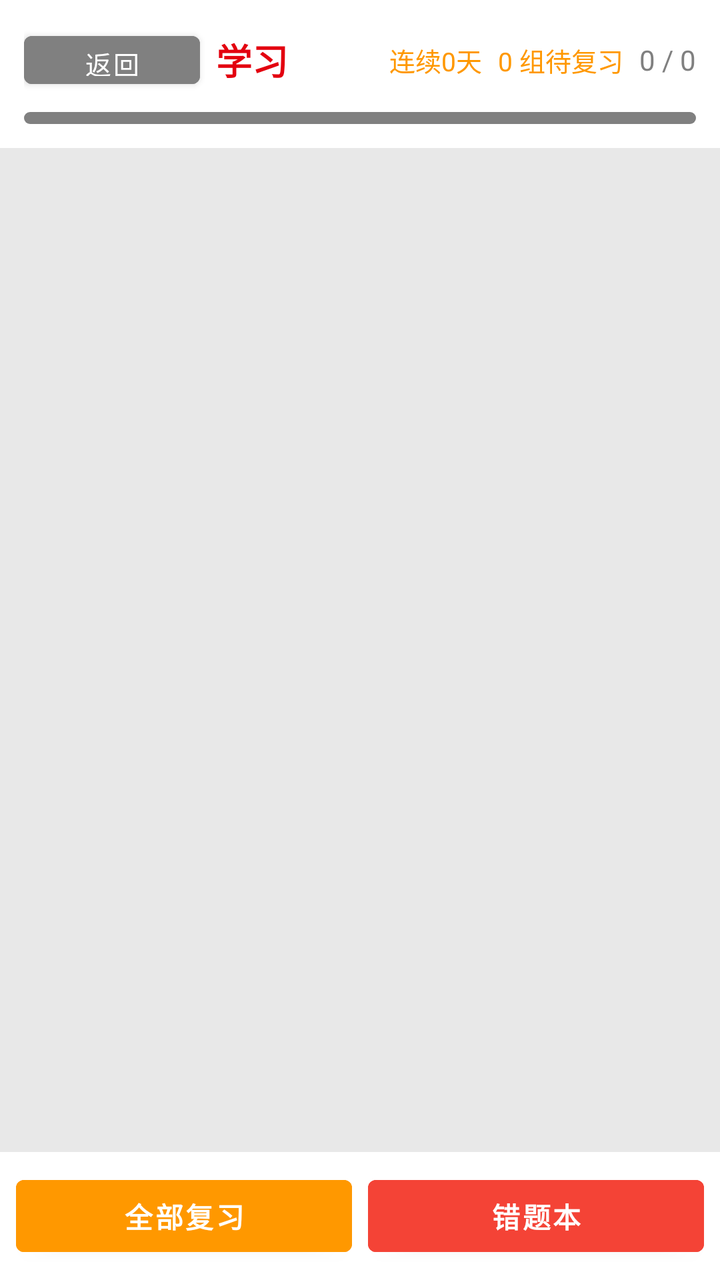
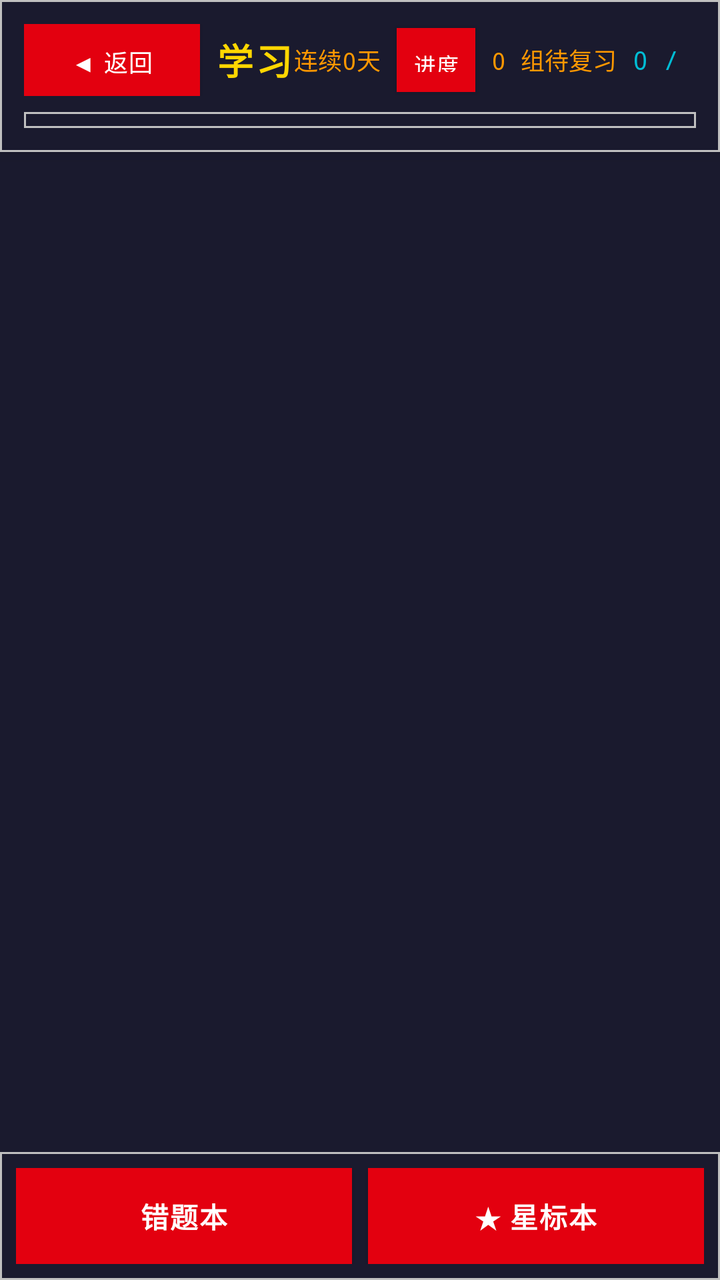

Screens rendered from an Android XML layout before and after an edit, with the pre-edit source and the edit as a unified diff.
<!-- AndroidManifest.xml: application theme Theme.LearnE -->
<!-- res/layout/fragment_challenge_map.xml -->
<?xml version="1.0" encoding="utf-8"?>
<LinearLayout
    xmlns:android="http://schemas.android.com/apk/res/android"
    android:layout_width="match_parent"
    android:layout_height="match_parent"
    android:orientation="vertical"
    android:background="#E8E8E8">

    
    <LinearLayout
        android:id="@+id/layout_top_bar"
        android:layout_width="match_parent"
        android:layout_height="wrap_content"
        android:orientation="vertical"
        android:background="#FFFFFF"
        android:padding="12dp">

        <LinearLayout
            android:layout_width="match_parent"
            android:layout_height="wrap_content"
            android:orientation="horizontal"
            android:gravity="center_vertical">

            <Button
                android:id="@+id/btn_back_to_plans"
                android:layout_width="wrap_content"
                android:layout_height="36dp"
                android:text="返回"
                android:textColor="#FFFFFF"
                android:textSize="13sp"
                android:backgroundTint="#808080"
                android:layout_marginEnd="8dp"
                android:paddingHorizontal="12dp"/>

            <TextView
                android:id="@+id/tv_plan_name"
                android:layout_width="wrap_content"
                android:layout_height="wrap_content"
                android:text="学习"
                android:textColor="#E3000F"
                android:textSize="18sp"
                android:textStyle="bold"/>

            <View android:layout_width="0dp" android:layout_height="0dp" android:layout_weight="1"/>

            <TextView
                android:id="@+id/tv_streak"
                android:layout_width="wrap_content"
                android:layout_height="wrap_content"
                android:text="连续0天"
                android:textColor="#FF9800"
                android:textSize="13sp"
                android:layout_marginEnd="8dp"/>

            <TextView
                android:id="@+id/tv_review_count"
                android:layout_width="wrap_content"
                android:layout_height="wrap_content"
                android:text="0 组待复习"
                android:textColor="#FF9800"
                android:textSize="13sp"
                android:layout_marginEnd="8dp"/>

            <TextView
                android:id="@+id/tv_progress_text"
                android:layout_width="wrap_content"
                android:layout_height="wrap_content"
                android:text="0 / 0"
                android:textColor="#808080"
                android:textSize="14sp"/>
        </LinearLayout>

        <ProgressBar
            android:id="@+id/progress_bar"
            style="?android:attr/progressBarStyleHorizontal"
            android:layout_width="match_parent"
            android:layout_height="6dp"
            android:layout_marginTop="8dp"
            android:progressDrawable="@drawable/progress_gundam"/>
    </LinearLayout>

    
    <ScrollView
        android:id="@+id/scroll_map"
        android:layout_width="match_parent"
        android:layout_height="0dp"
        android:layout_weight="1"
        android:fillViewport="true">

        <LinearLayout
            android:id="@+id/layout_map_grid"
            android:layout_width="match_parent"
            android:layout_height="wrap_content"
            android:orientation="vertical"
            android:padding="12dp"/>
    </ScrollView>

    
    <HorizontalScrollView
        android:id="@+id/layout_achievements"
        android:layout_width="match_parent"
        android:layout_height="wrap_content"
        android:background="#FFFFFF"
        android:padding="8dp"
        android:visibility="gone">

        <LinearLayout
            android:id="@+id/layout_achievement_badges"
            android:layout_width="wrap_content"
            android:layout_height="wrap_content"
            android:orientation="horizontal"/>
    </HorizontalScrollView>

    
    <LinearLayout
        android:id="@+id/layout_bottom_actions"
        android:layout_width="match_parent"
        android:layout_height="wrap_content"
        android:orientation="horizontal"
        android:background="#FFFFFF"
        android:padding="8dp"
        android:gravity="center">

        <Button
            android:id="@+id/btn_review_all"
            android:layout_width="0dp"
            android:layout_height="48dp"
            android:layout_weight="1"
            android:text="全部复习"
            android:textColor="#FFFFFF"
            android:textSize="14sp"
            android:textStyle="bold"
            android:backgroundTint="#FF9800"
            android:layout_marginEnd="4dp"/>

        <Button
            android:id="@+id/btn_wrong"
            android:layout_width="0dp"
            android:layout_height="48dp"
            android:layout_weight="1"
            android:text="错题本"
            android:textColor="#FFFFFF"
            android:textSize="14sp"
            android:textStyle="bold"
            android:backgroundTint="#F44336"
            android:layout_marginStart="4dp"/>
    </LinearLayout>

    
    <FrameLayout
        android:id="@+id/layout_loading"
        android:layout_width="match_parent"
        android:layout_height="match_parent"
        android:visibility="gone"
        android:background="#E8E8E8">

        <LinearLayout
            android:layout_width="match_parent"
            android:layout_height="match_parent"
            android:orientation="vertical"
            android:gravity="center">

            <ProgressBar
                android:layout_width="48dp"
                android:layout_height="48dp"
                android:indeterminateTint="#E3000F"/>

            <TextView
                android:layout_width="wrap_content"
                android:layout_height="wrap_content"
                android:layout_marginTop="16dp"
                android:text="正在加载..."
                android:textColor="#000000"
                android:textSize="16sp"/>
        </LinearLayout>
    </FrameLayout>

</LinearLayout>
<!-- resources referenced by this layout -->
<resources>
  <!-- drawable progress_gundam (drawable) -->
  <?xml version="1.0" encoding="utf-8"?>
  <layer-list xmlns:android="http://schemas.android.com/apk/res/android">
      <item android:id="@android:id/background">
          <shape>
              <solid android:color="@color/gundam_gray"/>
              <corners android:radius="4dp"/>
          </shape>
      </item>
      <item android:id="@android:id/progress">
          <clip>
              <shape>
                  <gradient
                      android:startColor="@color/primary"
                      android:endColor="@color/accent"
                      android:angle="0"/>
                  <corners android:radius="4dp"/>
              </shape>
          </clip>
      </item>
  </layer-list>
  <style name="Theme.LearnE" parent="Theme.MaterialComponents.Light.NoActionBar">
          <item name="colorPrimary">@color/primary</item>
          <item name="colorPrimaryDark">@color/primary_dark</item>
          <item name="colorAccent">@color/accent</item>
      </style>
  <color name="gundam_gray">#808080</color>
  <color name="primary">#E3000F</color>
  <color name="accent">#0039CB</color>
  <color name="primary_dark">#B3000C</color>
</resources>

<!-- the commit's change to res/layout/fragment_challenge_map.xml (unified diff, before → after) -->
@@ -4,7 +4,7 @@
     android:layout_width="match_parent"
     android:layout_height="match_parent"
     android:orientation="vertical"
-    android:background="#E8E8E8">
+    android:background="@color/mecha_hull">
 
     
     <LinearLayout
@@ -12,8 +12,9 @@
         android:layout_width="match_parent"
         android:layout_height="wrap_content"
         android:orientation="vertical"
-        android:background="#FFFFFF"
-        android:padding="12dp">
+        android:background="@drawable/panel_dark"
+        android:padding="12dp"
+        android:elevation="4dp">
 
         <LinearLayout
             android:layout_width="match_parent"
@@ -25,58 +26,76 @@
                 android:id="@+id/btn_back_to_plans"
                 android:layout_width="wrap_content"
                 android:layout_height="36dp"
-                android:text="返回"
-                android:textColor="#FFFFFF"
+                android:text="◀ 返回"
+                android:textColor="@color/mecha_white"
+                android:textSize="12sp"
+                android:background="@drawable/btn_accent"
+                android:layout_marginEnd="8dp"
+                android:paddingHorizontal="12dp"
+                android:letterSpacing="0.05"/>
+
+            <TextView
+                android:id="@+id/tv_plan_name"
+                android:layout_width="wrap_content"
+                android:layout_height="wrap_content"
+                android:text="学习"
+                android:textColor="@color/mecha_gold"
+                android:textSize="18sp"
+                android:textStyle="bold"
+                android:fontFamily="monospace"
+                android:letterSpacing="0.08"/>
+
+            <View android:layout_width="0dp" android:layout_height="0dp" android:layout_weight="1"/>
+
+            <TextView
+                android:id="@+id/tv_streak"
+                android:layout_width="wrap_content"
+                android:layout_height="wrap_content"
+                android:text="连续0天"
+                android:textColor="@color/mecha_hud_orange"
+                android:textSize="12sp"
+                android:fontFamily="monospace"
+                android:layout_marginEnd="8dp"/>
+
+            <Button
+                android:id="@+id/btn_progress"
+                android:layout_width="wrap_content"
+                android:layout_height="32dp"
+                android:text="进度"
+                android:textColor="@color/mecha_white"
+                android:textSize="11sp"
+                android:background="@drawable/btn_accent"
+                android:layout_marginEnd="8dp"
+                android:paddingHorizontal="8dp"
+                android:minWidth="0dp"
+                android:letterSpacing="0.05"/>
+
+            <TextView
+                android:id="@+id/tv_review_count"
+                android:layout_width="wrap_content"
+                android:layout_height="wrap_content"
+                android:text="0 组待复习"
+                android:textColor="@color/mecha_hud_orange"
+                android:textSize="12sp"
+                android:fontFamily="monospace"
+                android:layout_marginEnd="8dp"/>
+
+            <TextView
+                android:id="@+id/tv_progress_text"
+                android:layout_width="wrap_content"
+                android:layout_height="wrap_content"
+                android:text="0 / 0"
+                android:textColor="@color/mecha_hud_cyan"
                 android:textSize="13sp"
-                android:backgroundTint="#808080"
-                android:layout_marginEnd="8dp"
-                android:paddingHorizontal="12dp"/>
-
-            <TextView
-                android:id="@+id/tv_plan_name"
-                android:layout_width="wrap_content"
-                android:layout_height="wrap_content"
-                android:text="学习"
-                android:textColor="#E3000F"
-                android:textSize="18sp"
-                android:textStyle="bold"/>
-
-            <View android:layout_width="0dp" android:layout_height="0dp" android:layout_weight="1"/>
-
-            <TextView
-                android:id="@+id/tv_streak"
-                android:layout_width="wrap_content"
-                android:layout_height="wrap_content"
-                android:text="连续0天"
-                android:textColor="#FF9800"
-                android:textSize="13sp"
-                android:layout_marginEnd="8dp"/>
-
-            <TextView
-                android:id="@+id/tv_review_count"
-                android:layout_width="wrap_content"
-                android:layout_height="wrap_content"
-                android:text="0 组待复习"
-                android:textColor="#FF9800"
-                android:textSize="13sp"
-                android:layout_marginEnd="8dp"/>
-
-            <TextView
-                android:id="@+id/tv_progress_text"
-                android:layout_width="wrap_content"
-                android:layout_height="wrap_content"
-                android:text="0 / 0"
-                android:textColor="#808080"
-                android:textSize="14sp"/>
+                android:fontFamily="monospace"/>
         </LinearLayout>
 
         <ProgressBar
             android:id="@+id/progress_bar"
-            style="?android:attr/progressBarStyleHorizontal"
-            android:layout_width="match_parent"
-            android:layout_height="6dp"
-            android:layout_marginTop="8dp"
-            android:progressDrawable="@drawable/progress_gundam"/>
+            style="@style/AutoPlayProgress"
+            android:layout_width="match_parent"
+            android:layout_height="8dp"
+            android:layout_marginTop="8dp"/>
     </LinearLayout>
 
     
@@ -100,7 +119,7 @@
         android:id="@+id/layout_achievements"
         android:layout_width="match_parent"
         android:layout_height="wrap_content"
-        android:background="#FFFFFF"
+        android:background="@drawable/panel_dark"
         android:padding="8dp"
         android:visibility="gone">
 
@@ -117,21 +136,9 @@
         android:layout_width="match_parent"
         android:layout_height="wrap_content"
         android:orientation="horizontal"
-        android:background="#FFFFFF"
+        android:background="@drawable/panel_dark"
         android:padding="8dp"
         android:gravity="center">
-
-        <Button
-            android:id="@+id/btn_review_all"
-            android:layout_width="0dp"
-            android:layout_height="48dp"
-            android:layout_weight="1"
-            android:text="全部复习"
-            android:textColor="#FFFFFF"
-            android:textSize="14sp"
-            android:textStyle="bold"
-            android:backgroundTint="#FF9800"
-            android:layout_marginEnd="4dp"/>
 
         <Button
             android:id="@+id/btn_wrong"
@@ -139,11 +146,25 @@
             android:layout_height="48dp"
             android:layout_weight="1"
             android:text="错题本"
-            android:textColor="#FFFFFF"
+            android:textColor="@color/mecha_white"
             android:textSize="14sp"
             android:textStyle="bold"
-            android:backgroundTint="#F44336"
-            android:layout_marginStart="4dp"/>
+            android:background="@drawable/btn_primary"
+            android:layout_marginEnd="4dp"
+            android:letterSpacing="0.05"/>
+
+        <Button
+            android:id="@+id/btn_starred"
+            android:layout_width="0dp"
+            android:layout_height="48dp"
+            android:layout_weight="1"
+            android:text="★ 星标本"
+            android:textColor="@color/mecha_white"
+            android:textSize="14sp"
+            android:textStyle="bold"
+            android:background="@drawable/btn_gold"
+            android:layout_marginStart="4dp"
+            android:letterSpacing="0.05"/>
     </LinearLayout>
 
     
@@ -152,7 +173,7 @@
         android:layout_width="match_parent"
         android:layout_height="match_parent"
         android:visibility="gone"
-        android:background="#E8E8E8">
+        android:background="@color/mecha_hull">
 
         <LinearLayout
             android:layout_width="match_parent"
@@ -163,15 +184,16 @@
             <ProgressBar
                 android:layout_width="48dp"
                 android:layout_height="48dp"
-                android:indeterminateTint="#E3000F"/>
+                android:indeterminateTint="@color/mecha_gold"/>
 
             <TextView
                 android:layout_width="wrap_content"
                 android:layout_height="wrap_content"
                 android:layout_marginTop="16dp"
                 android:text="正在加载..."
-                android:textColor="#000000"
-                android:textSize="16sp"/>
+                android:textColor="@color/mecha_armor"
+                android:textSize="14sp"
+                android:fontFamily="monospace"/>
         </LinearLayout>
     </FrameLayout>
 
<!-- resource entries referenced after the edit -->
@@ -1,34 +1,96 @@
 <!-- resources referenced by this layout -->
 <resources>
+  <color name="mecha_armor">#C0C0C0</color>
+  <color name="mecha_gold">#FFD700</color>
+  <color name="mecha_hud_cyan">#00BCD4</color>
+  <color name="mecha_hud_orange">#FF9800</color>
+  <color name="mecha_hull">#1A1A2E</color>
+  <color name="mecha_white">#FFFFFF</color>
+  <!-- drawable btn_accent (drawable) -->
+  <?xml version="1.0" encoding="utf-8"?>
+  <selector xmlns:android="http://schemas.android.com/apk/res/android">
+      <item android:state_pressed="true">
+          <shape android:shape="rectangle">
+              <solid android:color="#002D9E"/>
+              <stroke android:width="2dp" android:color="#FFD700"/>
+          </shape>
+      </item>
+      <item>
+          <shape android:shape="rectangle">
+              <solid android:color="#0039CB"/>
+              <stroke android:width="1dp" android:color="#C0C0C0"/>
+          </shape>
+      </item>
+  </selector>
+  <!-- drawable btn_gold (drawable) -->
+  <?xml version="1.0" encoding="utf-8"?>
+  <selector xmlns:android="http://schemas.android.com/apk/res/android">
+      <item android:state_pressed="true">
+          <shape android:shape="rectangle">
+              <solid android:color="#C8A200"/>
+              <stroke android:width="2dp" android:color="#E3000F"/>
+          </shape>
+      </item>
+      <item>
+          <shape android:shape="rectangle">
+              <solid android:color="#FFD700"/>
+              <stroke android:width="1dp" android:color="#808080"/>
+          </shape>
+      </item>
+  </selector>
+  <!-- drawable btn_primary (drawable) -->
+  <?xml version="1.0" encoding="utf-8"?>
+  <selector xmlns:android="http://schemas.android.com/apk/res/android">
+      <item android:state_pressed="true">
+          <shape android:shape="rectangle">
+              <solid android:color="#B3000C"/>
+              <stroke android:width="2dp" android:color="#FFD700"/>
+          </shape>
+      </item>
+      <item>
+          <shape android:shape="rectangle">
+              <solid android:color="#E3000F"/>
+              <stroke android:width="1dp" android:color="#C0C0C0"/>
+          </shape>
+      </item>
+  </selector>
+  <!-- drawable panel_dark (drawable) -->
+  <?xml version="1.0" encoding="utf-8"?>
+  <shape xmlns:android="http://schemas.android.com/apk/res/android" android:shape="rectangle">
+      <solid android:color="#1A1A2E"/>
+      <stroke android:width="1dp" android:color="#C0C0C0"/>
+  </shape>
+  <style name="AutoPlayProgress" parent="Widget.AppCompat.ProgressBar.Horizontal">
+          <item name="android:progressDrawable">@drawable/progress_gundam</item>
+          <item name="android:minHeight">8dp</item>
+      </style>
   <!-- drawable progress_gundam (drawable) -->
   <?xml version="1.0" encoding="utf-8"?>
   <layer-list xmlns:android="http://schemas.android.com/apk/res/android">
       <item android:id="@android:id/background">
-          <shape>
-              <solid android:color="@color/gundam_gray"/>
-              <corners android:radius="4dp"/>
+          <shape android:shape="rectangle">
+              <solid android:color="#1A1A2E"/>
+              <stroke android:width="1dp" android:color="#C0C0C0"/>
           </shape>
       </item>
       <item android:id="@android:id/progress">
           <clip>
-              <shape>
-                  <gradient
-                      android:startColor="@color/primary"
-                      android:endColor="@color/accent"
-                      android:angle="0"/>
-                  <corners android:radius="4dp"/>
+              <shape android:shape="rectangle">
+                  <gradient android:startColor="#FFD700" android:endColor="#0039CB" android:angle="0"/>
               </shape>
           </clip>
       </item>
   </layer-list>
+  <color name="mecha_red">#E3000F</color>
+  <color name="mecha_red_dark">#B3000C</color>
+  <color name="mecha_offwhite">#E8ECF0</color>
   <style name="Theme.LearnE" parent="Theme.MaterialComponents.Light.NoActionBar">
-          <item name="colorPrimary">@color/primary</item>
-          <item name="colorPrimaryDark">@color/primary_dark</item>
-          <item name="colorAccent">@color/accent</item>
+          <item name="colorPrimary">@color/mecha_red</item>
+          <item name="colorPrimaryDark">@color/mecha_red_dark</item>
+          <item name="colorAccent">@color/mecha_gold</item>
+          <item name="android:windowBackground">@color/mecha_offwhite</item>
+          <item name="android:statusBarColor">@color/mecha_hull</item>
+          <item name="android:navigationBarColor">@color/mecha_hull</item>
       </style>
-  <color name="gundam_gray">#808080</color>
-  <color name="primary">#E3000F</color>
-  <color name="accent">#0039CB</color>
-  <color name="primary_dark">#B3000C</color>
 </resources>
 
